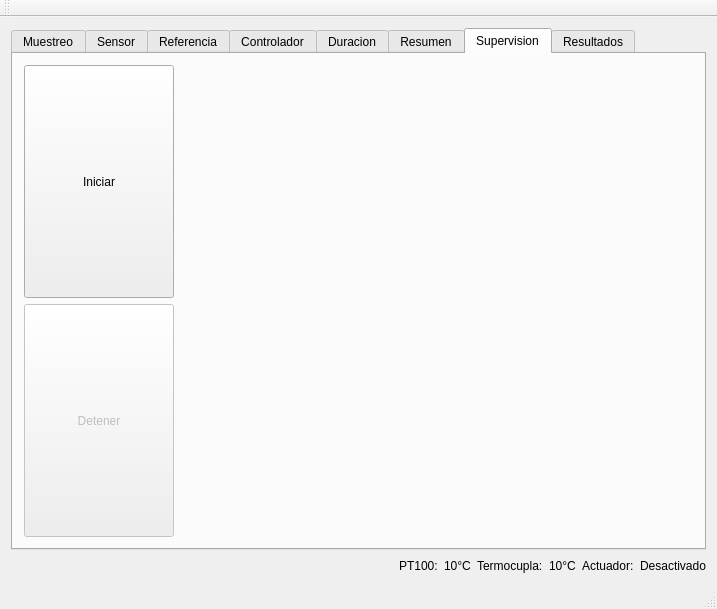
Above: Prototipo/control_temperatura/mainwindow.ui from AgustinAllegui/temperatura_raspberry before the change. Below: the same form after it.
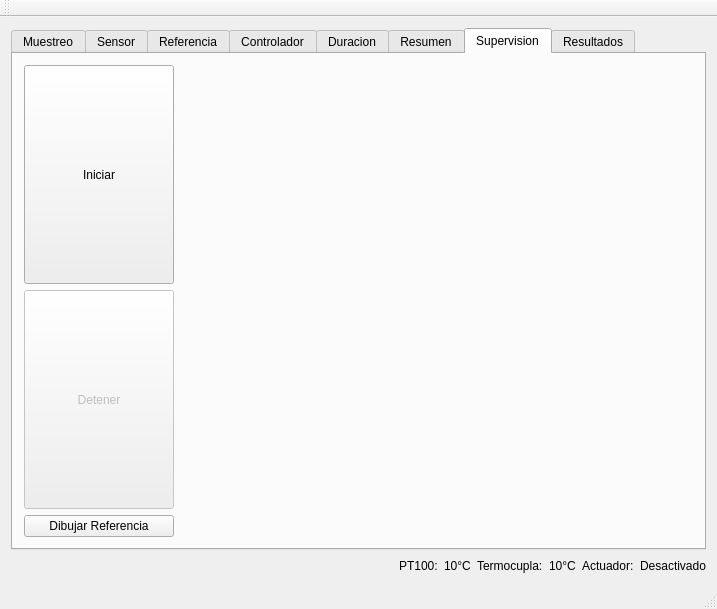
That is the form after the change. The open tabs and pages were chosen to show the change. Custom widgets are drawn as their Qt base class.

```diff
--- a/Prototipo/control_temperatura/mainwindow.ui
+++ b/Prototipo/control_temperatura/mainwindow.ui
@@ -600,7 +600,14 @@
             </property>
            </widget>
           </item>
-          <item row="0" column="1" rowspan="2">
+          <item row="2" column="0">
+           <widget class="QPushButton" name="b_dibujarRef">
+            <property name="text">
+             <string>Dibujar Referencia</string>
+            </property>
+           </widget>
+          </item>
+          <item row="0" column="1" rowspan="3">
            <widget class="GraficoCustom" name="g_supervision" native="true"/>
           </item>
          </layout>
```
Left out of the diff: 5 changed lines with no effect on the pictures.
